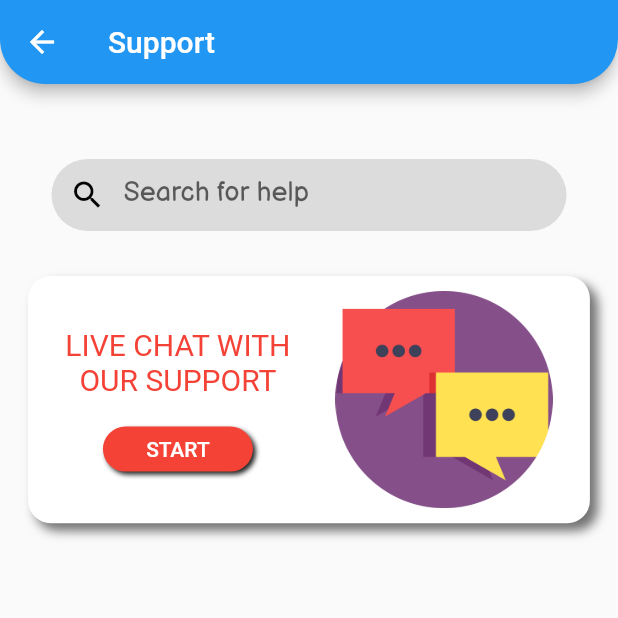
After one commit to Jens-source/buildabrain, a Flutter app: the HelpCenter screen opened directly, on a phone screen of 412 x 824 dp, the top half of it. The commit adds this screen. Run offline on Flutter 3.47's test engine with Material 2 defaults, Android fonts, the phone set to English and light mode, and no system bars; our stand-ins replace carousel_slider, cloud_firestore, firebase_auth, firebase_storage, flutter_cache_manager, google_sign_in and 4 more; missing offline and left inert: animated_splash, calendar_strip, qrscan; accounts and stored records are empty.

Commit message:
Working on parent help page

```diff
--- a/lib/Parent/parentHome.dart
+++ b/lib/Parent/parentHome.dart
@@ -5,6 +5,7 @@ import 'package:buildabrain/Parent/parentCalendar.dart';
 import 'package:buildabrain/Parent/parentProfile.dart';
 import 'package:buildabrain/Parent/scanChild.dart';
 import 'package:buildabrain/aboutUs.dart';
+import 'package:buildabrain/helpCenter.dart';
 import 'package:buildabrain/welcomePage.dart';
 import 'package:carousel_slider/carousel_slider.dart';
 import 'package:cloud_firestore/cloud_firestore.dart';
@@ -311,6 +312,9 @@ SingleTickerProviderStateMixin {
                           trailing: Icon(Icons.help),
                           onTap: () {
                             Navigator.pop(context);
+                            Navigator.push(
+                                context, MaterialPageRoute(builder: (
+                                BuildContext context) => HelpCenter()));
                           },
                         ),
                         ListTile(
--- /dev/null
+++ b/lib/helpCenter.dart
@@ -0,0 +1,175 @@
+import 'package:flutter/material.dart';
+
+
+
+class HelpCenter extends StatefulWidget {
+  @override
+  _HelpCenterState createState() => _HelpCenterState();
+}
+
+class _HelpCenterState extends State<HelpCenter> {
+  @override
+  Widget build(BuildContext context) {
+    double width = MediaQuery
+        .of(context)
+        .size
+        .width;
+    double height = MediaQuery
+        .of(context)
+        .size
+        .height;
+
+    return new Scaffold(
+
+      appBar: AppBar(
+        actionsIconTheme: IconThemeData(color: Colors.white),
+        title: Text("Support"),
+        leading: IconButton(
+          icon: Icon(Icons.arrow_back, color: Colors.white,),
+          onPressed: () {
+            Navigator.of(context).pop();
+          },
+        ),
+        shape: RoundedRectangleBorder(
+            borderRadius: BorderRadius.vertical(
+              bottom: Radius.circular(30),
+            )
+        ),
+
+
+      ),
+      body: new Column(
+        children: [
+
+          SizedBox(
+            height: 50
+          ),
+
+          Row(
+            mainAxisAlignment: MainAxisAlignment.center,
+            children: [
+              SizedBox(
+                width: width/1.2,
+
+                child:
+              Container(
+                decoration: BoxDecoration(
+                    color: Colors.black12,
+                  borderRadius: BorderRadius.all(Radius.circular(100))
+                ),
+
+
+                child: TextFormField(
+                  decoration: InputDecoration(
+                    prefixIcon: IconButton(
+                      icon: Icon(Icons.search, color: Colors.black,),
+                    ),
+                    hintText: "Search for help",
+
+                    border: InputBorder.none,
+                    focusedBorder: InputBorder
+                        .none,
+                    enabledBorder: InputBorder
+                        .none,
+                    errorBorder: InputBorder.none,
+                    disabledBorder: InputBorder
+                        .none,
+                  ),
+
+
+                  style: TextStyle(
+                      fontSize: 18,
+                      fontFamily: 'Balsamiq'
+                  ),
+
+                  onChanged: (value) {
+
+                  },
+                ),
+              ),
+              ),
+            ],
+          ),
+
+          SizedBox(
+            height: 30,
+          ),
+          Row(
+            mainAxisAlignment: MainAxisAlignment.center,
+            children: [
+              Container(
+
+                decoration: BoxDecoration(
+                  borderRadius: BorderRadius.all(Radius.circular(15)),
+                  color: Colors.white,
+                  boxShadow: [
+                    BoxShadow(offset: Offset(5, 5 ), blurRadius: 5, color: Colors.black54)
+                  ]
+                ),
+
+                height: height/5,
+                width: width/1.1,
+                  child: Row(
+                    mainAxisAlignment: MainAxisAlignment.center,
+                    children: [
+
+                      Container(
+
+                        child: Column(
+                          mainAxisAlignment: MainAxisAlignment.center,
+                          children: [
+                            Container(
+                              child: Text("LIVE CHAT WITH", style: TextStyle(
+                                fontSize: 20, color: Colors.red
+                              ),),
+                            ),
+                            Container(
+                              child: Text("OUR SUPPORT", style: TextStyle(
+                                  fontSize: 20, color: Colors.red
+                              ),),
+                            ),
+
+                            SizedBox(
+                              height: 20,
+                            ),
+                            Container(
+                              height: 30,
+                              width: 100,
+                              decoration: BoxDecoration(
+                                borderRadius: BorderRadius.all(Radius.circular(100)),
+                                color: Colors.red,
+                                  boxShadow: [
+                                    BoxShadow(offset: Offset(2, 2 ), blurRadius: 2, color: Colors.black87)
+                                  ]
+                              ),
+                              child: FlatButton(
+                                child: Text("START", style: TextStyle(
+                                  color: Colors.white
+                                ),),
+                              ),
+                            )
+                          ],
+
+                        ),
+                      ),
+                      Container(
+                        padding: EdgeInsets.only(top: 10, bottom: 10, left: 30),
+                        child: Image.asset('lib/Assets/chatIcon.png'),
+                      )
+
+                    ],
+                  ),
+
+              )
+
+            ],
+          )
+
+
+
+        ],
+      ),
+
+    );
+  }
+}
--- a/pubspec.yaml
+++ b/pubspec.yaml
@@ -120,6 +120,7 @@ flutter:
     - lib/Assets/boy.png
     - lib/Assets/father.png
     - lib/Assets/mother.png
+    - lib/Assets/chatIcon.png
 
 
 
```
Also changed, not shown: lib/Assets/chatIcon.png (added), lib/Parent/parentCalendar.dart (line endings or trailing spaces).
